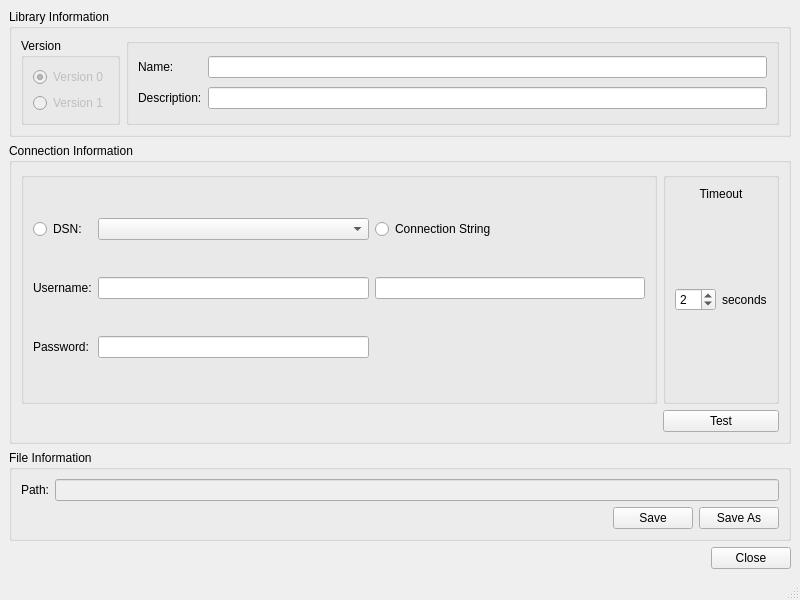
First picture: the form in src/pkgs/dbLibraryWindow/dbLibraryWindow.ui, repository Electronya/kicad-dbLib-manager, before the edit.
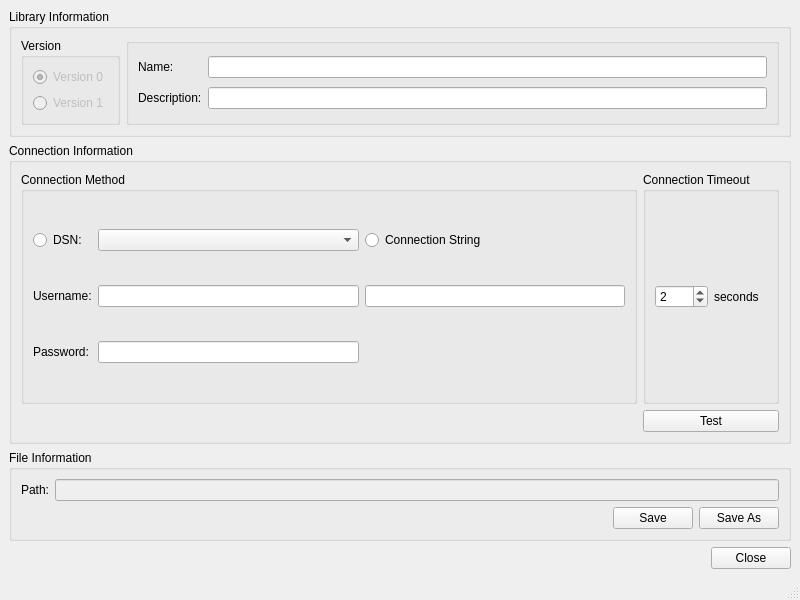
Second picture: the form after the edit. Icons and pictures are not drawn.

Commit message: adjusting the DB library window UI

```diff
--- a/src/pkgs/dbLibraryWindow/dbLibraryWindow.ui
+++ b/src/pkgs/dbLibraryWindow/dbLibraryWindow.ui
@@ -161,7 +161,7 @@
        <item row="0" column="0">
         <widget class="QGroupBox" name="ConnTypeGroupBox">
          <property name="title">
-          <string/>
+          <string>Connection Method</string>
          </property>
          <layout class="QGridLayout" name="gridLayout_3">
           <item row="1" column="1">
@@ -216,17 +216,17 @@
        <item row="0" column="1">
         <widget class="QGroupBox" name="timeoutGroupBox">
          <property name="title">
-          <string/>
+          <string>Connection Timeout</string>
          </property>
-         <layout class="QGridLayout" name="gridLayout_7" rowstretch="0,0">
-          <item row="1" column="0">
+         <layout class="QGridLayout" name="gridLayout_7" rowstretch="0">
+          <item row="0" column="0">
            <widget class="QSpinBox" name="timeoutSbox">
             <property name="value">
              <number>2</number>
             </property>
            </widget>
           </item>
-          <item row="1" column="1">
+          <item row="0" column="1">
            <widget class="QLabel" name="timeoutLbl">
             <property name="sizePolicy">
              <sizepolicy hsizetype="Preferred" vsizetype="Expanding">
@@ -239,16 +239,6 @@
             </property>
            </widget>
           </item>
-          <item row="0" column="0" colspan="2">
-           <widget class="QLabel" name="timeoutTitleLbl">
-            <property name="text">
-             <string>Timeout</string>
-            </property>
-            <property name="alignment">
-             <set>Qt::AlignCenter</set>
-            </property>
-           </widget>
-          </item>
          </layout>
         </widget>
        </item>
```
The commit also changes 1 other file.
